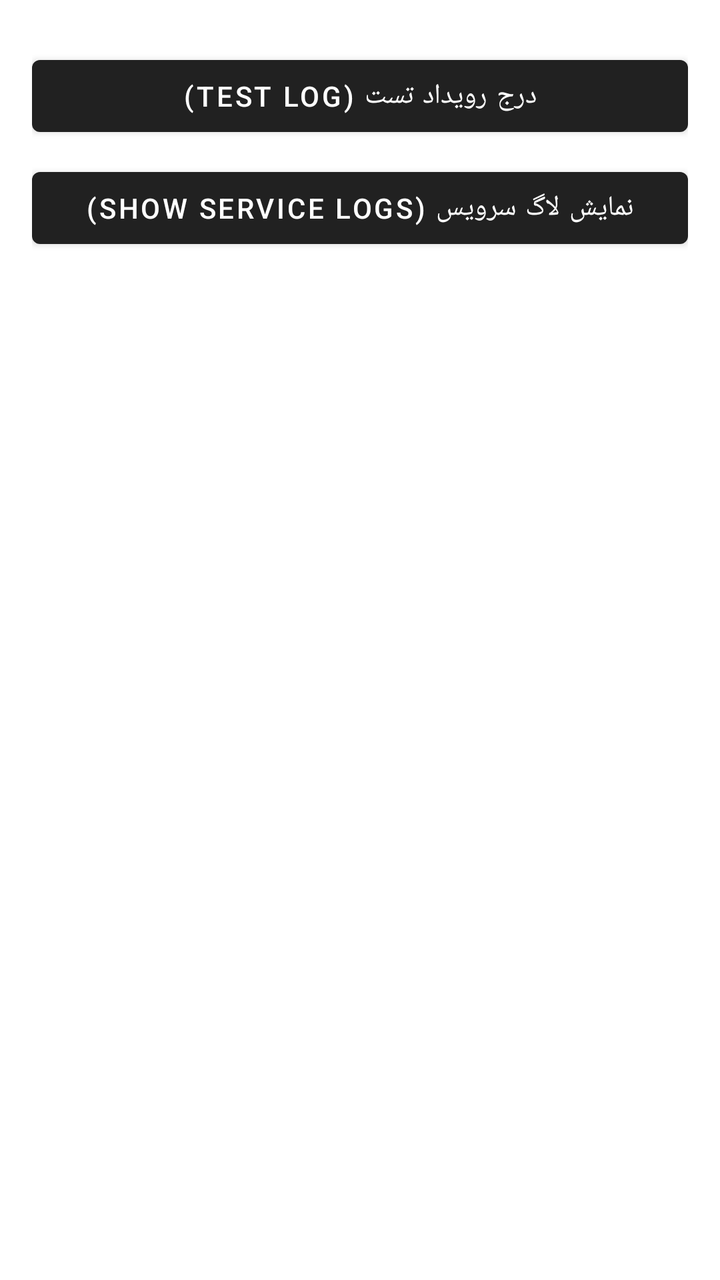
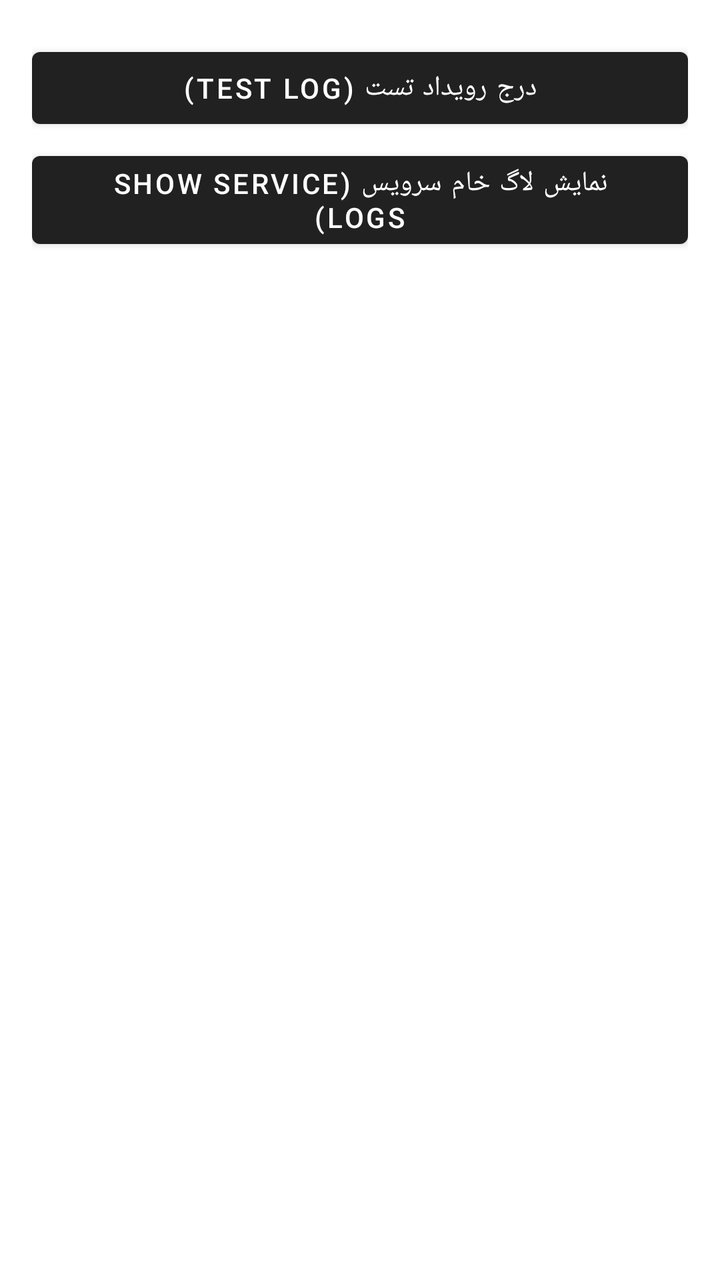

Screens rendered from an Android XML layout before and after an edit, with the pre-edit source and the edit as a unified diff.
<!-- AndroidManifest.xml: application theme Theme.MaterialComponents.DayNight.DarkActionBar -->
<!-- res/layout/activity_main.xml -->
<?xml version="1.0" encoding="utf-8"?>
<LinearLayout xmlns:android="http://schemas.android.com/apk/res/android"
    android:orientation="vertical"
    android:layout_width="match_parent"
    android:layout_height="match_parent"
    android:padding="16dp">

    <Button
        android:id="@+id/btnTest"
        android:layout_width="match_parent"
        android:layout_height="wrap_content"
        android:layout_marginTop="8dp"
        android:text="درج رویداد تست (Test Log)" />

    <Button
        android:id="@+id/btnShowServiceLogs"
        android:layout_width="match_parent"
        android:layout_height="wrap_content"
        android:layout_marginTop="8dp"
        android:text="نمایش لاگ سرویس (Show Service Logs)" />

    <TextView
        android:id="@+id/tvReport"
        android:layout_width="match_parent"
        android:layout_height="wrap_content"
        android:layout_marginTop="16dp"
        android:text=""
        android:textSize="14sp" />

</LinearLayout>
<!-- resources referenced by this layout -->
<resources>

</resources>

<!-- the commit's change to res/layout/activity_main.xml (unified diff, before → after) -->
@@ -1,30 +1,38 @@
 <?xml version="1.0" encoding="utf-8"?>
 <LinearLayout xmlns:android="http://schemas.android.com/apk/res/android"
-    android:orientation="vertical"
     android:layout_width="match_parent"
     android:layout_height="match_parent"
+    android:orientation="vertical"
     android:padding="16dp">
 
     <Button
         android:id="@+id/btnTest"
         android:layout_width="match_parent"
         android:layout_height="wrap_content"
-        android:layout_marginTop="8dp"
+        android:layout_marginTop="4dp"
         android:text="درج رویداد تست (Test Log)" />
 
     <Button
         android:id="@+id/btnShowServiceLogs"
         android:layout_width="match_parent"
         android:layout_height="wrap_content"
-        android:layout_marginTop="8dp"
-        android:text="نمایش لاگ سرویس (Show Service Logs)" />
+        android:layout_marginTop="4dp"
+        android:text="نمایش لاگ خام سرویس (Show Service Logs)" />
 
-    <TextView
-        android:id="@+id/tvReport"
+    <ScrollView
         android:layout_width="match_parent"
-        android:layout_height="wrap_content"
-        android:layout_marginTop="16dp"
-        android:text=""
-        android:textSize="14sp" />
+        android:layout_height="0dp"
+        android:layout_weight="1"
+        android:layout_marginTop="12dp"
+        android:fillViewport="true">
+
+        <TextView
+            android:id="@+id/tvReport"
+            android:layout_width="match_parent"
+            android:layout_height="wrap_content"
+            android:text=""
+            android:textSize="14sp"
+            android:lineSpacingExtra="3dp" />
+    </ScrollView>
 
 </LinearLayout>
